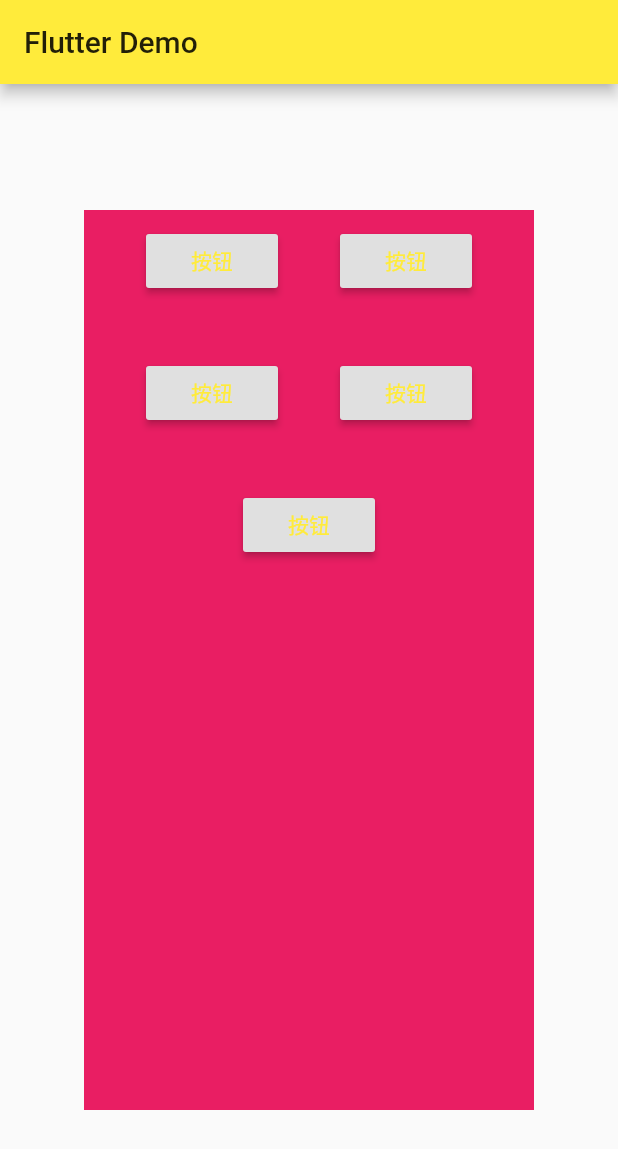
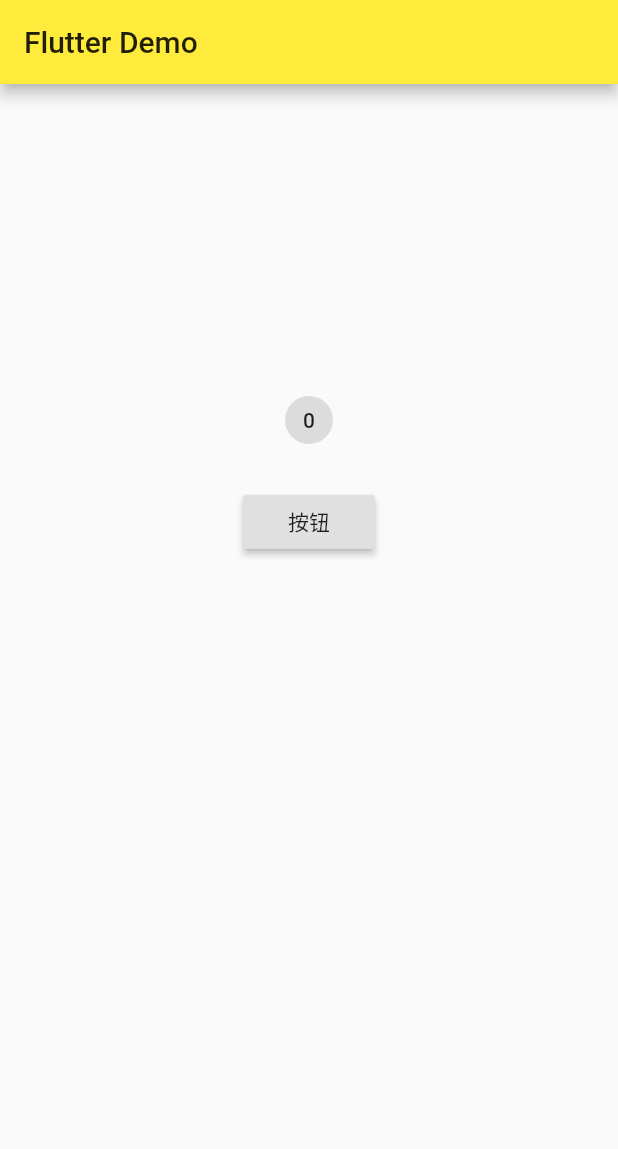
Before and after one commit to BubbleM/flutter_demo, a Flutter app: the screen it shows after launch, on a phone screen of 412 x 824 dp. Shown: the top 1149 px of the screen. Run offline on Flutter 3.47's test engine with Material 2 defaults, Android fonts, the phone set to English and light mode, and no system bars.

Commit message:
feat:StatefulWidget使用

```diff
--- /dev/null
+++ b/lib/child/state.dart
@@ -0,0 +1,33 @@
+import 'package:flutter/material.dart';
+
+class StateChild extends StatefulWidget{
+  StateChild(): super();
+  _StateChildState createState() =>_StateChildState();
+}
+
+class _StateChildState extends State<StateChild>{
+
+  int countNum = 0;
+
+  @override
+  Widget build(BuildContext context) {
+    // TODO: implement build
+    return Column(
+      children: <Widget>[
+        SizedBox(height: 200),
+        Chip(
+          label: Text('${this.countNum}'),
+        ),
+        SizedBox(height: 20),
+        RaisedButton(
+          child: Text('按钮'),
+          onPressed: (){
+            setState(() {
+              this.countNum++;
+            });
+          },
+        )
+      ],
+    );
+  }
+}
--- a/lib/main.dart
+++ b/lib/main.dart
@@ -6,6 +6,7 @@ import 'package:flutter_app/child/grid.dart';
 import 'package:flutter_app/child/image.dart';
 import 'package:flutter_app/child/list.dart';
 import 'package:flutter_app/child/stack.dart';
+import 'package:flutter_app/child/state.dart';
 import 'package:flutter_app/child/wrap.dart';
 
 import 'child/text.dart';
@@ -45,7 +46,8 @@ class HomeContent extends StatelessWidget {
       // child: StackChild(),
       // child: AspectRatioChild(),
       // child: CardChild(),
-      child: WrapChild(),
+      // child: WrapChild(),
+      child: StateChild(),
     );
   }
 }
```
